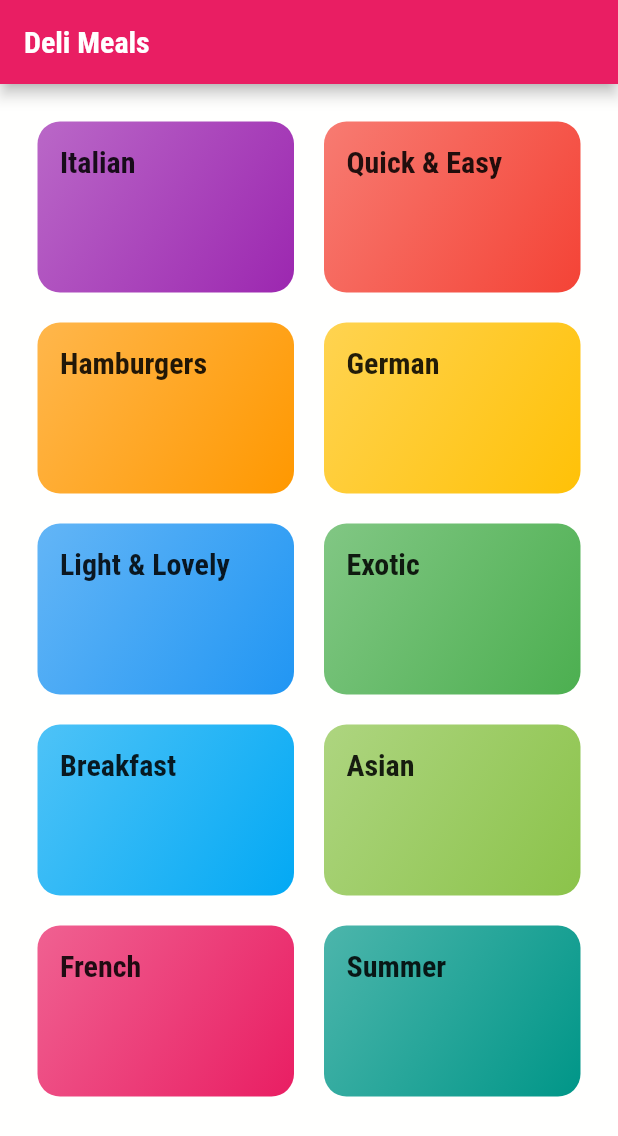
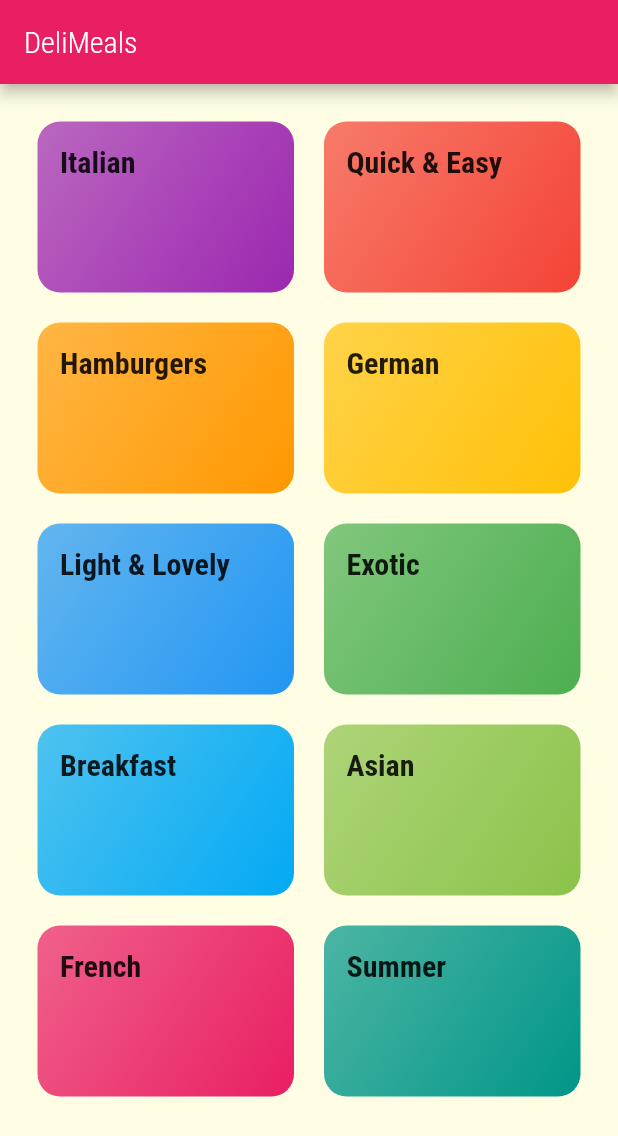
Before and after one commit to stevematdavies/meals_app, a Flutter app: the screen it shows after launch, on a phone screen of 412 x 824 dp. Shown: the top 1136 px of the screen. Run offline on Flutter 3.47's test engine with Material 2 defaults, Android fonts, the phone set to English and light mode, and no system bars.

Commit message:
Adding some extra styling

```diff
--- a/lib/categories_screen.dart
+++ b/lib/categories_screen.dart
@@ -9,7 +9,9 @@ class CategoriesScreen extends StatelessWidget {
   Widget build(BuildContext context) {
     return Scaffold(
       appBar: AppBar(
-        title: const Text('Deli Meals')
+        title: const Text('DeliMeals', style: TextStyle(
+          fontWeight: FontWeight.w300,
+        ),)
       ),
       body: GridView(
         padding: const EdgeInsets.all(25),
--- a/lib/main.dart
+++ b/lib/main.dart
@@ -16,7 +16,7 @@ class MealApp extends StatelessWidget {
         colorScheme: ColorScheme.fromSwatch(
           primarySwatch: Colors.pink,
         ).copyWith(secondary: Colors.amber),
-        canvasColor: const Color.fromRGBO(255, 255, 254, 1),
+        canvasColor: const Color.fromRGBO(255, 254, 229, 1),
         fontFamily: 'Raleway',
         textTheme: ThemeData.light().textTheme.copyWith(
           bodyText1: const TextStyle(color: Color.fromRGBO(20, 51, 51, 1)),
```
